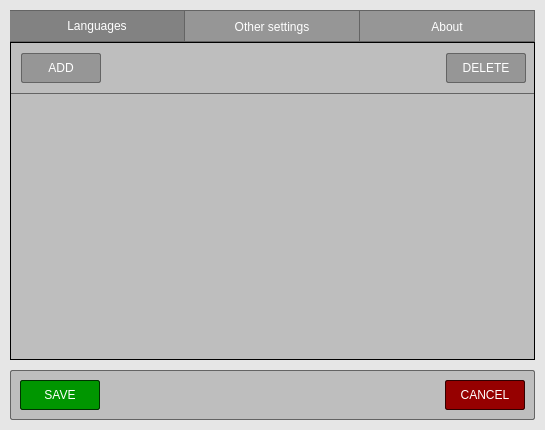
Old version of the form src/Forms/SettingsWindow.ui in the repository psv-git/BDOLang.
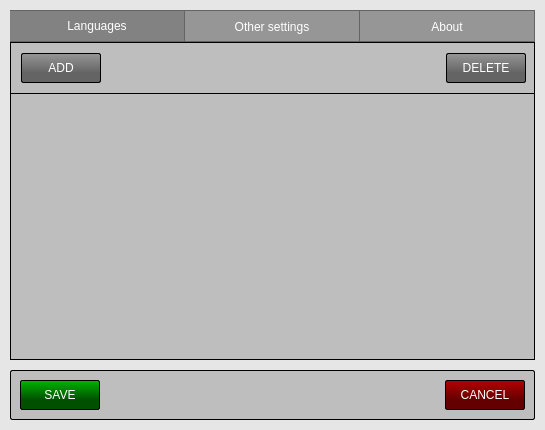
New version of the form. Icons and pictures are not drawn. Custom widgets are drawn as their Qt base class.

The edit to the form file:
```diff
--- a/src/Forms/SettingsWindow.ui
+++ b/src/Forms/SettingsWindow.ui
@@ -57,7 +57,7 @@
     <string notr="true">QFrame {
 	background-color: rgb(190, 190, 190);
 	
-	border: 1px solid  rgb(100, 100, 100);
+	border: 1px solid  rgb(0, 0, 0);
 	border-radius: 2px;
 }
 </string>
@@ -66,7 +66,13 @@
     <enum>QFrame::StyledPanel</enum>
    </property>
    <property name="frameShadow">
-    <enum>QFrame::Raised</enum>
+    <enum>QFrame::Sunken</enum>
+   </property>
+   <property name="lineWidth">
+    <number>5</number>
+   </property>
+   <property name="midLineWidth">
+    <number>2</number>
    </property>
    <widget class="QPushButton" name="cancelButton">
     <property name="enabled">
@@ -88,9 +94,9 @@
 	font: 75 12pt &quot;Liberation Sans&quot;;
 	color: rgb(255, 255, 255);
 
-	background-color: rgb(150, 0, 0);
+	background-color: qlineargradient(x1: 0, y1: 0, x2: 0, y2: 0.67,  stop: 0 rgb(180, 0, 0), stop: 1 rgb(100, 0, 0));
 
-	border: 1px solid  rgb(50, 0, 0);
+	border: 1px solid  rgb(0, 0, 0);
 	border-radius: 2px;
 }
 
@@ -99,7 +105,7 @@
 }
 
 QPushButton:disabled {
-	background-color: rgb(150, 100, 100);
+	background-color: rgb(180, 150, 150);
 }
 </string>
     </property>
@@ -127,9 +133,9 @@
 	font: 75 12pt &quot;Liberation Sans&quot;;
 	color: rgb(255, 255, 255);
 
-	background-color: rgb(0, 150, 0);
+	background-color: qlineargradient(x1: 0, y1: 0, x2: 0, y2: 0.67,  stop: 0 rgb(0, 180, 0), stop: 1 rgb(0, 80, 0));
 
-	border: 1px solid  rgb(0, 50, 0);
+	border: 1px solid  rgb(0, 0, 0);
 	border-radius: 2px;
 }
 
@@ -138,7 +144,7 @@
 }
 
 QPushButton:disabled {
-	background-color: rgb(100, 150, 100);
+	background-color: rgb(150, 180, 150);
 }
 </string>
     </property>
@@ -177,12 +183,12 @@
    <property name="styleSheet">
     <string notr="true">QTabWidget {
 	background-color: rgb(190, 190, 190);
-	border: 1px solid  rgb(100, 100, 100);
+	border: 1px solid  rgb(0, 0, 0);
 	border-radius: 2px;
 }
 
 QTabWidget::pane {
-    border: 1px solid black;
+    border: 1px solid rgb(0, 0, 0);
 }
 
 QTabBar:tab {
@@ -204,9 +210,15 @@
 }
 </string>
    </property>
+   <property name="tabShape">
+    <enum>QTabWidget::Rounded</enum>
+   </property>
    <property name="currentIndex">
     <number>0</number>
    </property>
+   <property name="usesScrollButtons">
+    <bool>false</bool>
+   </property>
    <widget class="QWidget" name="languageTab">
     <property name="styleSheet">
      <string notr="true">QWidget {
@@ -233,9 +245,9 @@
 	font: 75 12pt &quot;Liberation Sans&quot;;
 	color: rgb(255, 255, 255);
 
-	background-color: rgb(150, 150, 150);
+	background-color: qlineargradient(x1: 0, y1: 0, x2: 0, y2: 0.67,  stop: 0 rgb(150,150, 150), stop: 1 rgb(100, 100, 100));
 
-	border: 1px solid  rgb(100, 100, 100);
+	border: 1px solid  rgb(0, 0, 0);
 	border-radius: 2px;
 }
 
@@ -244,7 +256,7 @@
 }
 
 QPushButton:disabled {
-	background-color: rgb(190, 190, 190);
+	background-color: rgb(150, 150, 150);
 }
 </string>
      </property>
@@ -269,9 +281,9 @@
 	font: 75 12pt &quot;Liberation Sans&quot;;
 	color: rgb(255, 255, 255);
 
-	background-color: rgb(150, 150, 150);
+	background-color: qlineargradient(x1: 0, y1: 0, x2: 0, y2: 0.67,  stop: 0 rgb(150,150, 150), stop: 1 rgb(100, 100, 100));
 
-	border: 1px solid  rgb(100, 100, 100);
+	border: 1px solid  rgb(0, 0, 0);
 	border-radius: 2px;
 }
 
@@ -280,7 +292,7 @@
 }
 
 QPushButton:disabled {
-	background-color: rgb(190, 190, 190);
+	background-color: rgb(150, 150, 150);
 }
 </string>
      </property>
@@ -317,7 +329,7 @@
      </property>
      <property name="styleSheet">
       <string notr="true">QScrollArea {
-	border-top: 1px solid  rgb(100, 100, 100);
+	border-top: 1px solid  rgb(0, 0, 0);
 }
 </string>
      </property>
```
Left out of the diff: 30 changed lines with no effect on the pictures.
